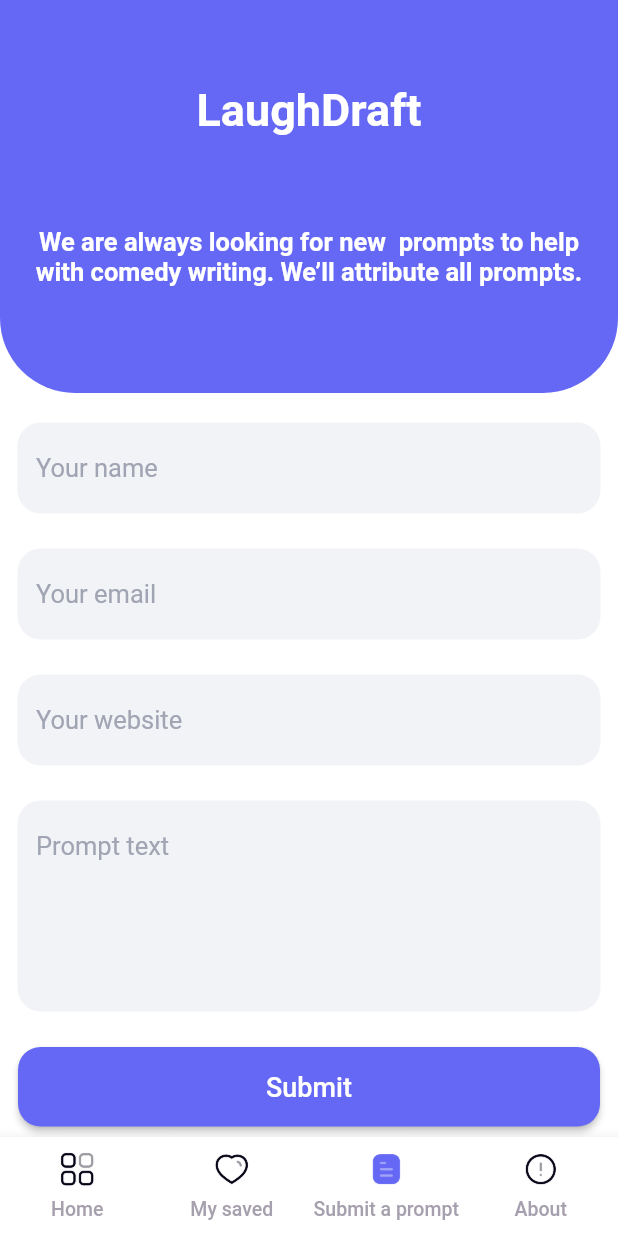
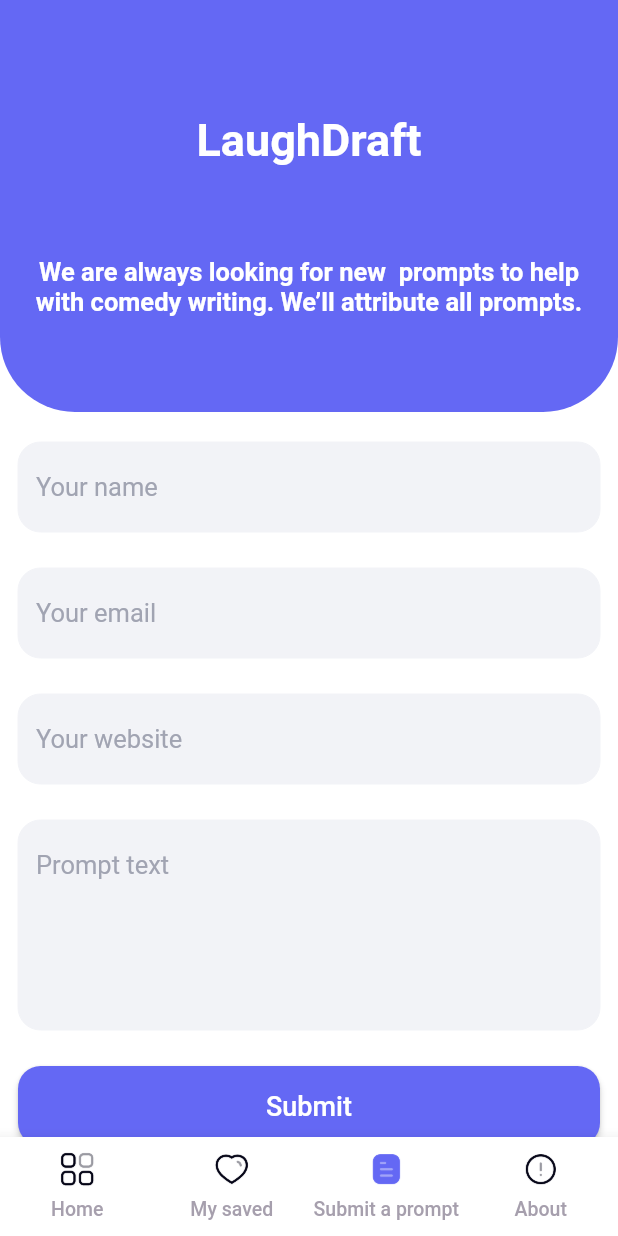
Before and after one commit to himanshu447/comedyApp, a Flutter app: the screen it shows after launch, item 3 of the bottom bar chosen, on a phone screen of 412 x 824 dp. Run offline on Flutter 3.47's test engine with Material 2 defaults, Android fonts, the phone set to English and light mode, and no system bars; our stand-ins replace bloc, flutter_bloc, get_it; Roboto replaces fonts that are missing (SF Pro Display).

Commit message:
solve scrolling issue in Appbar

```diff
--- a/lib/feacture/submit_prompt/presentation/page/submit_prompt.dart
+++ b/lib/feacture/submit_prompt/presentation/page/submit_prompt.dart
@@ -23,10 +23,6 @@ class _SubmitPromptWidgetState extends State<SubmitPromptWidget> {
   @override
   Widget build(BuildContext context) {
     return Scaffold(
-      appBar: AppBar(
-        backgroundColor: AppColor.primary_blue[500],
-        elevation: 0.0,
-      ),
       body: loadBody,
     );
   }
@@ -42,7 +38,14 @@ class _SubmitPromptWidgetState extends State<SubmitPromptWidget> {
           children: [
             TopAppBarWidget(
               title: AppString.laugh_draft,
-              subTitle: AppString.submit_prompt_top_desc,
+              subTitle: TextComponent(
+                title: AppString.submit_prompt_top_desc,
+                fontSize: 17,
+                fontWeight: FontWeight.w600,
+                color: AppColor.white,
+                textAlign: TextAlign.center,
+                margin: EdgeInsets.only(top: 60,right: 20,left: 20),
+              ),
             ),
             Padding(
               padding: const EdgeInsets.symmetric(
--- a/lib/share/widget/top_app_bar_widget.dart
+++ b/lib/share/widget/top_app_bar_widget.dart
@@ -1,14 +1,15 @@
 import 'package:comedy/utils/color_util.dart';
 import 'package:comedy/utils/component/text_component.dart';
+import 'package:flutter/cupertino.dart';
 import 'package:flutter/material.dart';
 
 class TopAppBarWidget extends StatelessWidget {
   final String title;
-  final String subTitle;
+  final Widget subTitle;
 
-  TopAppBarWidget({
+   TopAppBarWidget({
     @required this.title,
-    this.subTitle,
+    this.subTitle = const SizedBox(),
   }) {
     assert(title != null);
   }
@@ -20,7 +21,8 @@ class TopAppBarWidget extends StatelessWidget {
 
     return Container(
       width: double.infinity,
-      height: MediaQuery.of(context).size.height / 4,
+      height: MediaQuery.of(context).size.width /1.5,
+      padding: EdgeInsets.only(top: height+20),
       decoration: BoxDecoration(
         color: AppColor.primary_blue[500],
         borderRadius: BorderRadius.only(
@@ -37,17 +39,7 @@ class TopAppBarWidget extends StatelessWidget {
             color: AppColor.white,
             textAlign: TextAlign.center,
           ),
-          Visibility(
-            visible: subTitle != null,
-            child: TextComponent(
-              title: subTitle != null ? subTitle : '',
-              fontSize: 17,
-              fontWeight: FontWeight.w600,
-              color: AppColor.white,
-              textAlign: TextAlign.center,
-              margin: EdgeInsets.only(top: 60,right: 20,left: 20),
-            ),
-          )
+          subTitle,
         ],
       ),
     );
```
Also changed, not shown: lib/feacture/home/presentation/page/home.dart (+1 -6 lines), lib/feacture/my_saved/presentation/page/my_saved.dart (added, +13 -0 lines).
